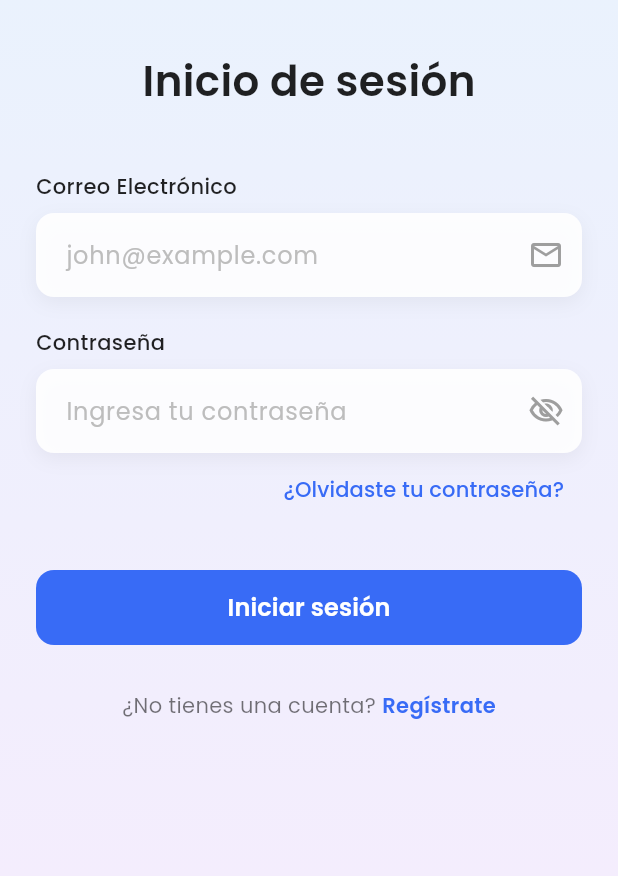
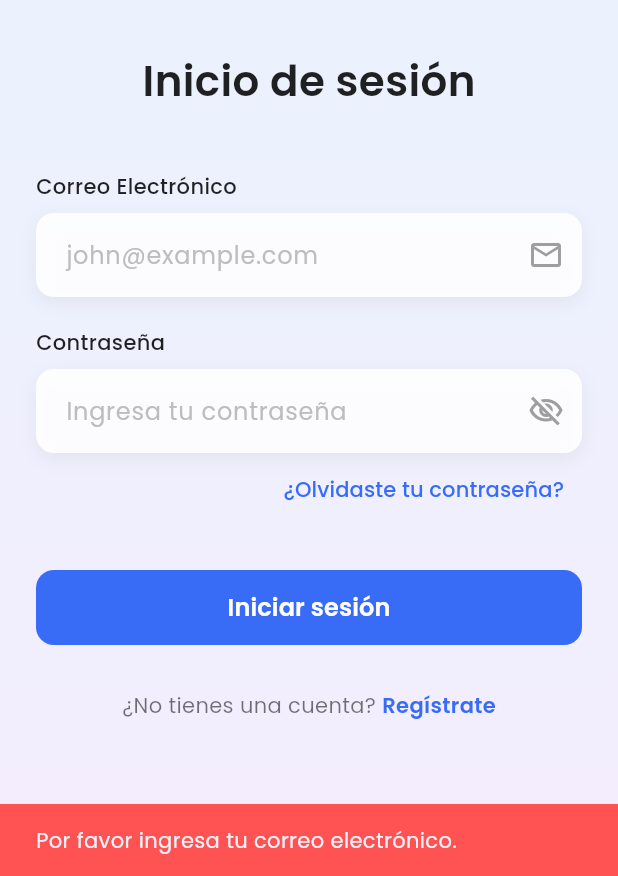
Before and after one commit to DiegoZM1006/receta-ya, a Flutter app: the screen it shows after launch, after a tap on "Iniciar sesión", on a phone screen of 412 x 824 dp, the part 360-1236 px from its top. Run offline on Flutter 3.47's test engine with Material 3 defaults, Android fonts, the phone set to English and light mode, and no system bars; our stand-ins replace bloc, flutter_bloc, google_fonts, supabase_flutter; accounts and stored records are empty.

Commit message:
fix: adding user-friendly error messages and more validations for login

```diff
--- a/lib/rawscreens/login_screen.dart
+++ b/lib/rawscreens/login_screen.dart
@@ -12,6 +12,7 @@ class LoginScreen extends StatefulWidget {
 class LoginScreenState extends State<LoginScreen> {
   TextEditingController emailController = TextEditingController();
   TextEditingController passwordController = TextEditingController();
+  bool _isLoading = false;
 
   @override
   void initState() {
@@ -21,19 +22,75 @@ class LoginScreenState extends State<LoginScreen> {
   }
 
   Future<void> _login(String email, String pass) async {
+    final trimmedEmail = email.trim();
+    final trimmedPass = pass;
+
+    // Basic validations
+    if (trimmedEmail.isEmpty) {
+      _showError('Por favor ingresa tu correo electrónico.');
+      return;
+    }
+
+    if (!trimmedEmail.contains('@')) {
+      _showError('Correo inválido: debe contener el carácter "@".');
+      return;
+    }
+
+    if (trimmedPass.isEmpty) {
+      _showError('Por favor ingresa tu contraseña.');
+      return;
+    }
+
+    setState(() {
+      _isLoading = true;
+    });
+
     try {
       await Supabase.instance.client.auth.signInWithPassword(
-        email: email,
-        password: pass,
+        email: trimmedEmail,
+        password: trimmedPass,
       );
-      print("****");
-      print(Supabase.instance.client.auth.currentUser);
+
+      final user = Supabase.instance.client.auth.currentUser;
+      if (user != null) {
         Navigator.pushReplacementNamed(context, '/main');
+      } else {
+        _showError('No se pudo iniciar sesión. Por favor verifica tus credenciales.');
+      }
     } on AuthException catch (e) {
-      print(e);
+      final msg = e.message.toLowerCase();
+      if (msg.contains('invalid') || msg.contains('invalid login') || msg.contains('invalid credentials') || msg.contains('invalid password')) {
+        _showError('Correo o contraseña incorrectos. Por favor verifica e inténtalo de nuevo.');
+      } else if (msg.contains('user') && msg.contains('not found')) {
+        _showError('No existe una cuenta con ese correo. Regístrate primero.');
+      } else if (msg.contains('email')) {
+        _showError('Correo inválido. Verifica el formato.');
+      } else {
+        _showError('Error de autenticación: ${e.message}');
+      }
     } catch (e) {
-      print(e);
+      final text = e.toString().toLowerCase();
+      if (text.contains('network') || text.contains('socket')) {
+        _showError('Error de red. Revisa tu conexión e inténtalo de nuevo.');
+      } else {
+        _showError('Ocurrió un error inesperado. Intenta nuevamente más tarde.');
       }
+    } finally {
+      if (mounted) {
+        setState(() {
+          _isLoading = false;
+        });
+      }
+    }
+  }
+
+  void _showError(String message) {
+    ScaffoldMessenger.of(context).showSnackBar(
+      SnackBar(
+        content: Text(message),
+        backgroundColor: Colors.redAccent,
+      ),
+    );
   }
 
   @override
@@ -219,8 +276,9 @@ class LoginScreenState extends State<LoginScreen> {
                   width: double.infinity,
                   height: 50,
                   child: ElevatedButton(
-                    onPressed: () =>
-                        _login(emailController.text, passwordController.text),
+                    onPressed: _isLoading
+                        ? null
+                        : () => _login(emailController.text, passwordController.text),
                     style: ElevatedButton.styleFrom(
                       backgroundColor: const Color(0xFF386BF6),
                       shape: RoundedRectangleBorder(
@@ -228,7 +286,16 @@ class LoginScreenState extends State<LoginScreen> {
                       ),
                       elevation: 0,
                     ),
-                    child: Text(
+                    child: _isLoading
+                        ? const SizedBox(
+                            width: 20,
+                            height: 20,
+                            child: CircularProgressIndicator(
+                              strokeWidth: 2,
+                              valueColor: AlwaysStoppedAnimation<Color>(Colors.white),
+                            ),
+                          )
+                        : Text(
                             'Iniciar sesión',
                             style: GoogleFonts.poppins(
                               fontSize: 16,
```
Lines whose indentation alone changed are shown as unchanged.
